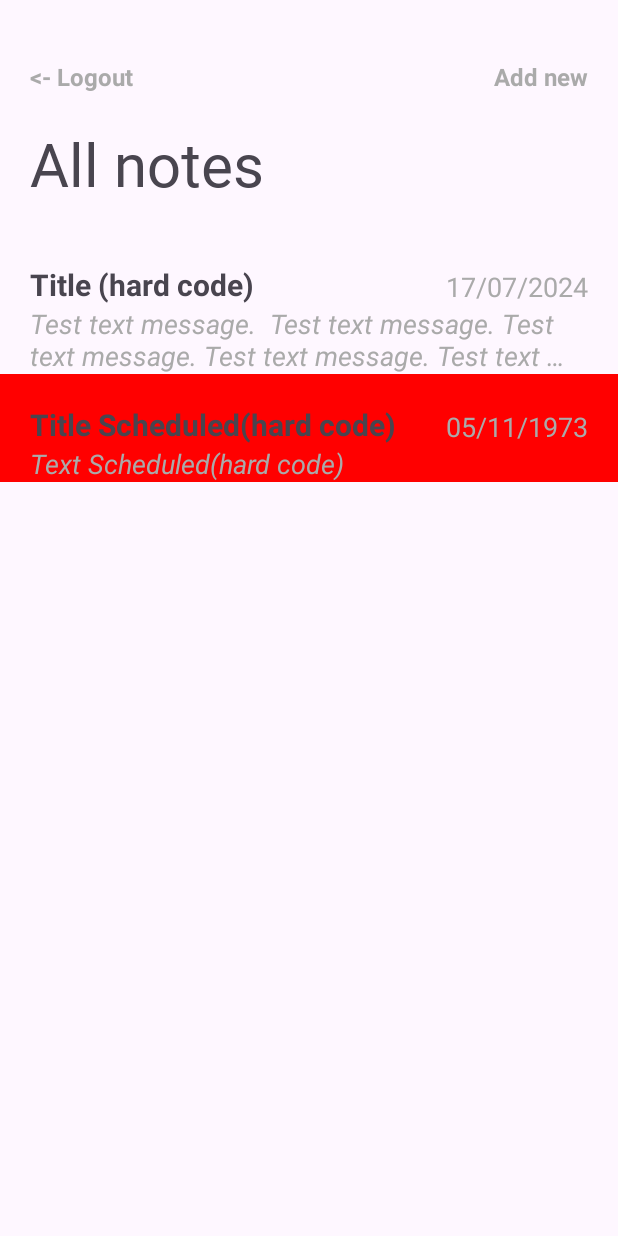
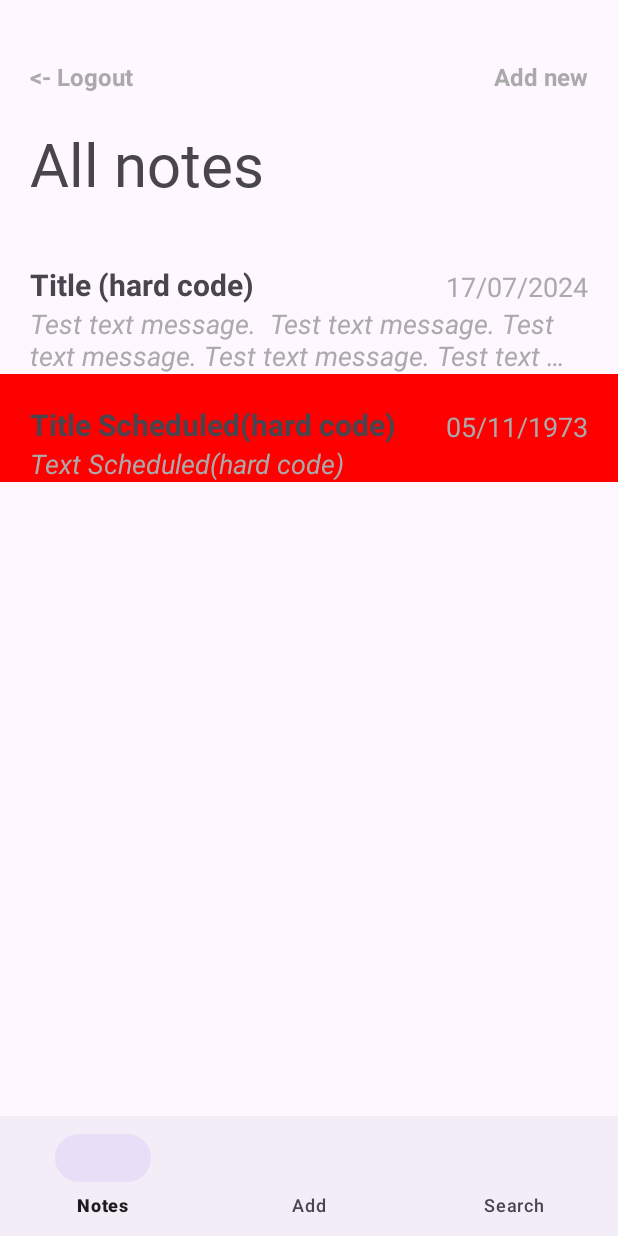
Before and after one commit to DzmitryDen/NotesApp, an Android app: the NotesFragment screen opened directly, with no data from a screen before it, on a phone screen of 412 x 824 dp. Run offline under Robolectric (Android 15) with nearby library versions, the phone set to English and light mode, and no system bars; our stand-ins replace Dagger/Hilt's generated code, Room's generated code.

Commit message:
hw_25 added bottom navigation view

```diff
--- /dev/null
+++ b/app/src/main/java/com/hfad/notesapp/ui/home/HomeFragment.kt
@@ -0,0 +1,59 @@
+package com.hfad.notesapp.ui.home
+
+import android.os.Bundle
+import android.view.LayoutInflater
+import android.view.View
+import android.view.ViewGroup
+import androidx.fragment.app.Fragment
+import com.hfad.notesapp.R
+import com.hfad.notesapp.databinding.FragmentHomeBinding
+import com.hfad.notesapp.ui.addnote.AddNoteFragment
+import com.hfad.notesapp.ui.notes.NotesFragment
+
+class HomeFragment: Fragment() {
+
+    private var binding: FragmentHomeBinding? = null
+
+    override fun onCreateView(
+        inflater: LayoutInflater,
+        container: ViewGroup?,
+        savedInstanceState: Bundle?
+    ): View? {
+        binding = FragmentHomeBinding.inflate(inflater, container, false)
+        return binding?.root
+    }
+
+    override fun onViewCreated(view: View, savedInstanceState: Bundle?) {
+
+        super.onViewCreated(view, savedInstanceState)
+
+        childFragmentManager.beginTransaction()
+            .replace(R.id.fragmentContainer, NotesFragment())
+            .commit()
+
+        binding?.bottomNavigationView?.setOnItemSelectedListener { menuItem ->
+            when (menuItem.itemId) {
+                R.id.notes -> {
+                    childFragmentManager.beginTransaction()
+                        .replace(R.id.fragmentContainer, NotesFragment())
+                        .commit()
+                    true
+                }
+
+                R.id.add -> {
+                    childFragmentManager.beginTransaction()
+                        .replace(R.id.fragmentContainer, AddNoteFragment())
+                        .commit()
+                    true
+                }
+
+                R.id.search -> {
+                    true
+                }
+
+                else -> false
+
+            }
+        }
+    }
+}
--- a/app/src/main/java/com/hfad/notesapp/ui/login/LoginFragment.kt
+++ b/app/src/main/java/com/hfad/notesapp/ui/login/LoginFragment.kt
@@ -10,6 +10,7 @@ import androidx.fragment.app.viewModels
 import com.hfad.notesapp.R
 import com.hfad.notesapp.databinding.FragmentLoginBinding
 import com.hfad.notesapp.repositories.SharedPreferencesRepository
+import com.hfad.notesapp.ui.home.HomeFragment
 import com.hfad.notesapp.ui.notes.NotesFragment
 import com.hfad.notesapp.ui.signup.SignupFragment
 import com.hfad.notesapp.validation.checkEmpty
@@ -56,7 +57,7 @@ class LoginFragment : Fragment(){
         buttonLogin?.setOnClickListener {
             sharedPreferencesRepository.setEmail(emailField.toString())
             parentFragmentManager.beginTransaction()
-                .replace(R.id.container, NotesFragment())
+                .replace(R.id.container, HomeFragment()/*NotesFragment()*/)
                 .addToBackStack(null)
                 .commit()
         }
--- a/app/src/main/java/com/hfad/notesapp/ui/mainactivity/MainActivity.kt
+++ b/app/src/main/java/com/hfad/notesapp/ui/mainactivity/MainActivity.kt
@@ -4,6 +4,7 @@ import android.os.Bundle
 import androidx.appcompat.app.AppCompatActivity
 import com.hfad.notesapp.R
 import com.hfad.notesapp.repositories.SharedPreferencesRepository
+import com.hfad.notesapp.ui.home.HomeFragment
 import com.hfad.notesapp.ui.login.LoginFragment
 import com.hfad.notesapp.ui.mainfragment.MainFragment
 import com.hfad.notesapp.ui.notes.NotesFragment
@@ -23,13 +24,13 @@ class MainActivity : AppCompatActivity() {
 
         if (sharedPreferencesRepository.isFirstLaunch()) {
             supportFragmentManager.beginTransaction()
-                .replace(R.id.container, MainFragment())
+                .replace(R.id.container, /*HomeFragment()*/ MainFragment())
                 .commit()
         } else {
             if (sharedPreferencesRepository.getEmail() != null) {
                 setContentView(R.layout.activity_main)
                 supportFragmentManager.beginTransaction()
-                    .replace(R.id.container, NotesFragment())
+                    .replace(R.id.container, HomeFragment()/*NotesFragment()*/)
                     .commit()
             } else {
                 setContentView(R.layout.activity_main)
--- /dev/null
+++ b/app/src/main/res/layout/fragment_home.xml
@@ -0,0 +1,21 @@
+<?xml version="1.0" encoding="utf-8"?>
+<androidx.constraintlayout.widget.ConstraintLayout xmlns:android="http://schemas.android.com/apk/res/android"
+    android:layout_width="match_parent"
+    android:layout_height="match_parent"
+    xmlns:app="http://schemas.android.com/apk/res-auto">
+
+    <FrameLayout
+        android:id="@+id/fragmentContainer"
+        android:layout_width="match_parent"
+        android:layout_height="0dp"
+        app:layout_constraintTop_toTopOf="parent"
+        app:layout_constraintBottom_toTopOf="@id/bottomNavigationView"/>
+
+    <com.google.android.material.bottomnavigation.BottomNavigationView
+        android:id="@+id/bottomNavigationView"
+        android:layout_width="match_parent"
+        android:layout_height="wrap_content"
+        app:menu="@menu/menu_bottom_navigation"
+        app:layout_constraintBottom_toBottomOf="parent" />
+
+</androidx.constraintlayout.widget.ConstraintLayout>
--- /dev/null
+++ b/app/src/main/res/menu/menu_bottom_navigation.xml
@@ -0,0 +1,12 @@
+<?xml version="1.0" encoding="utf-8"?>
+<menu xmlns:android="http://schemas.android.com/apk/res/android">
+
+    <item android:id="@+id/notes"
+        android:title="Notes"/>
+
+    <item android:id="@+id/add"
+        android:title="Add"/>
+
+    <item android:id="@+id/search"
+        android:title="Search"/>
+</menu>
```
Also changed, not shown: app/src/main/java/com/hfad/notesapp/ui/addnote/AddNoteFragment.kt (+15 -14 lines), app/src/main/java/com/hfad/notesapp/ui/notes/NotesFragment.kt (+6 -3 lines).
